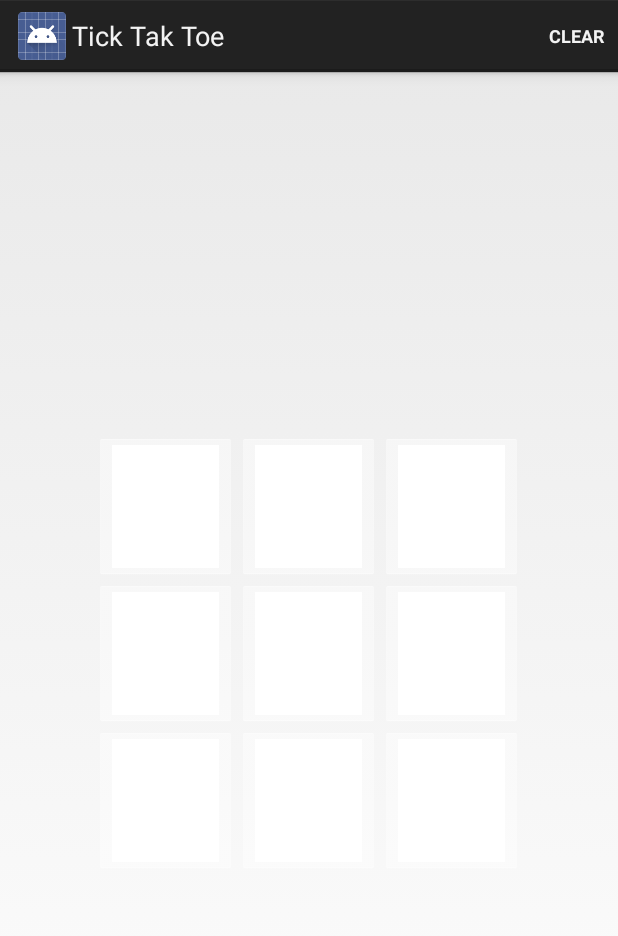
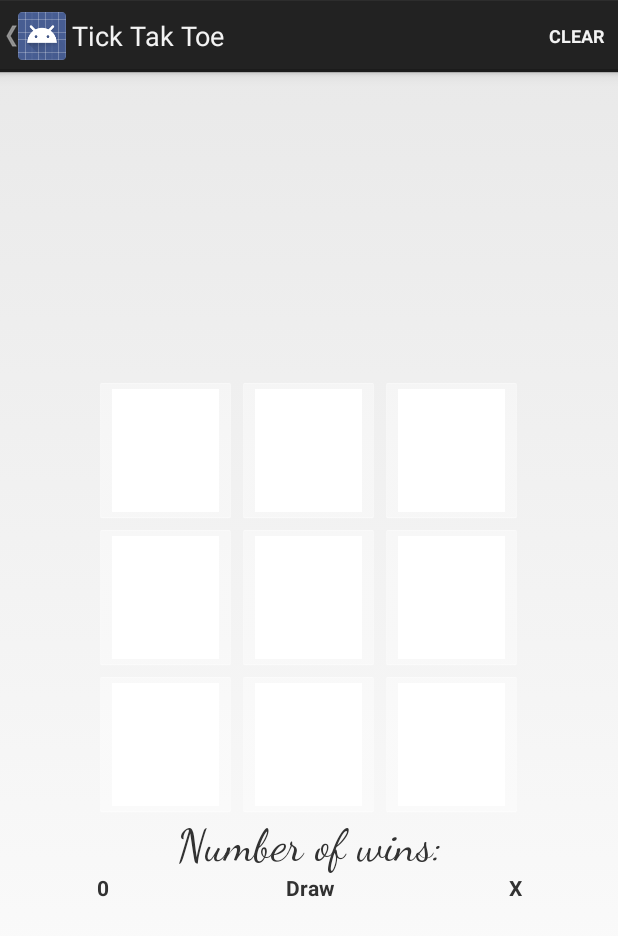
Before and after one commit to Srijan619/Chapagain_Bitarafan_tictactoe, an Android app: the tictak screen opened directly, with no data from a screen before it, on a phone screen of 412 x 824 dp. Shown: the top 936 px of the screen. Run offline under Robolectric (Android 15) with nearby library versions, the phone set to English and light mode, and no system bars.

Commit message:
Few Updates
Changed first menu button and kept scoreboard in the game.

```diff
--- a/app/src/main/AndroidManifest.xml
+++ b/app/src/main/AndroidManifest.xml
@@ -17,7 +17,7 @@
             </intent-filter>
         </activity>
         <activity android:name=".tictak"
-            android:label="Tick Tak Toe"></activity>
+            android:label="Tick Tak Toe" android:parentActivityName=".Intro_Activity"></activity>
     </application>
 
 </manifest>
--- a/app/src/main/java/com/example/chaps/tictactoe/tictak.java
+++ b/app/src/main/java/com/example/chaps/tictactoe/tictak.java
@@ -7,7 +7,10 @@ import android.view.Menu;
 import android.view.MenuItem;
 import android.view.View;
 import android.widget.ImageButton;
+import android.widget.TextView;
 import android.widget.Toast;
+
+import org.w3c.dom.Text;
 
 
 public class tictak extends Activity implements View.OnClickListener {
@@ -24,6 +27,10 @@ public class tictak extends Activity implements View.OnClickListener {
     private ImageButton imageButton_8;
     private ImageButton imageButton_9;
 
+    private TextView txt0;
+    private TextView txtdraw;
+    private TextView txtX;
+
     int[] buttonIDs = new int[]{R.id.imgtick1, R.id.imgtick2, R.id.imgtick3, R.id.imgtick1_1, R.id.imgtick1_2, R.id.imgtick1_3, R.id.imgtick2_1, R.id.imgtick2_2, R.id.imgtick2_3};
     private boolean player_1 = true;
     private boolean player_2 = false;
@@ -37,6 +44,7 @@ public class tictak extends Activity implements View.OnClickListener {
     protected void onCreate(Bundle savedInstanceState) {
         super.onCreate(savedInstanceState);
         setContentView(R.layout.activity_tictak);
+        getActionBar().setDisplayHomeAsUpEnabled(true);
 
         imageButton_1 = (ImageButton) findViewById(R.id.imgtick1);
         imageButton_2 = (ImageButton) findViewById(R.id.imgtick2);
@@ -47,6 +55,9 @@ public class tictak extends Activity implements View.OnClickListener {
         imageButton_7 = (ImageButton) findViewById(R.id.imgtick2_1);
         imageButton_8 = (ImageButton) findViewById(R.id.imgtick2_2);
         imageButton_9 = (ImageButton) findViewById(R.id.imgtick2_3);
+        txt0=(TextView)findViewById(R.id.txt0);
+        txtdraw=(TextView)findViewById(R.id.txtDraw);
+        txtX=(TextView)findViewById(R.id.txtX);
 
         imageButton_1.setOnClickListener(this);
         imageButton_2.setOnClickListener(this);
--- a/app/src/main/res/layout/activity_intro_.xml
+++ b/app/src/main/res/layout/activity_intro_.xml
@@ -10,7 +10,7 @@
 
     <Button
         android:id="@+id/btnSingle"
-        style="@android:style/Widget.Button"
+        style="@android:style/Widget.Holo.Button"
         android:layout_width="match_parent"
         android:layout_height="match_parent"
         android:layout_weight="1"
@@ -19,10 +19,10 @@
 
     <Button
         android:id="@+id/btnMultiplayer"
-        style="@android:style/Widget.Button"
+        style="@android:style/Widget.Holo.Button"
         android:layout_width="match_parent"
         android:layout_height="match_parent"
         android:layout_weight="1"
-        android:backgroundTint="@android:color/transparent"
+        android:backgroundTint="@android:color/holo_orange_light"
         android:text="@string/multi_player" />
 </LinearLayout>
--- a/app/src/main/res/layout/activity_tictak.xml
+++ b/app/src/main/res/layout/activity_tictak.xml
@@ -100,5 +100,83 @@
             android:layout_weight="1"
             android:backgroundTint="@android:color/background_light"
             android:src="@drawable/trans_tic_on" />
+
     </LinearLayout>
+
+    <TextView
+        android:layout_width="match_parent"
+        android:layout_height="wrap_content"
+        android:fontFamily="cursive"
+        android:gravity="center"
+        android:text="@string/score"
+        android:textSize="30sp" />
+
+    <LinearLayout
+        android:layout_width="match_parent"
+        android:layout_height="wrap_content"
+        android:gravity="bottom"
+        android:orientation="horizontal">
+
+        <TextView
+            android:id="@+id/txtx1"
+            android:layout_width="match_parent"
+            android:layout_height="wrap_content"
+            android:layout_weight="1"
+            android:gravity="center"
+            android:textStyle="bold"
+            android:text="@string/o" />
+
+        <TextView
+            android:id="@+id/txtDraw1"
+            android:layout_width="match_parent"
+            android:layout_height="wrap_content"
+            android:layout_weight="1"
+            android:gravity="center"
+            android:textStyle="bold"
+            android:text="@string/draw" />
+
+        <TextView
+            android:id="@+id/txt01"
+            android:layout_width="match_parent"
+            android:layout_height="wrap_content"
+            android:layout_weight="1"
+            android:gravity="center"
+            android:textStyle="bold"
+            android:text="@string/X" />
+
+    </LinearLayout>
+
+    <LinearLayout
+        android:layout_width="match_parent"
+        android:layout_height="wrap_content"
+        android:gravity="bottom"
+        android:orientation="horizontal">
+
+        <TextView
+            android:id="@+id/txtX"
+            android:layout_width="match_parent"
+            android:layout_height="wrap_content"
+            android:textStyle="bold"
+            android:layout_weight="1"
+            android:gravity="center" />
+
+        <TextView
+            android:id="@+id/txtDraw"
+            android:layout_width="match_parent"
+            android:layout_height="wrap_content"
+            android:layout_weight="1"
+            android:textStyle="bold"
+            android:gravity="center" />
+
+        <TextView
+            android:id="@+id/txt0"
+            android:layout_width="match_parent"
+            android:layout_height="wrap_content"
+            android:layout_weight="1"
+            android:textStyle="bold"
+            android:gravity="center" />
+
+
+    </LinearLayout>
+
 </LinearLayout>
--- a/app/src/main/res/values/strings.xml
+++ b/app/src/main/res/values/strings.xml
@@ -3,4 +3,8 @@
     <string name="actn_clear">Clear</string>
     <string name="single_player">Single Player</string>
     <string name="multi_player">Multi Player</string>
+    <string name="X">X</string>
+    <string name="draw">Draw</string>
+    <string name="o">0</string>
+    <string name="score">Number of wins:</string>
 </resources>
```
